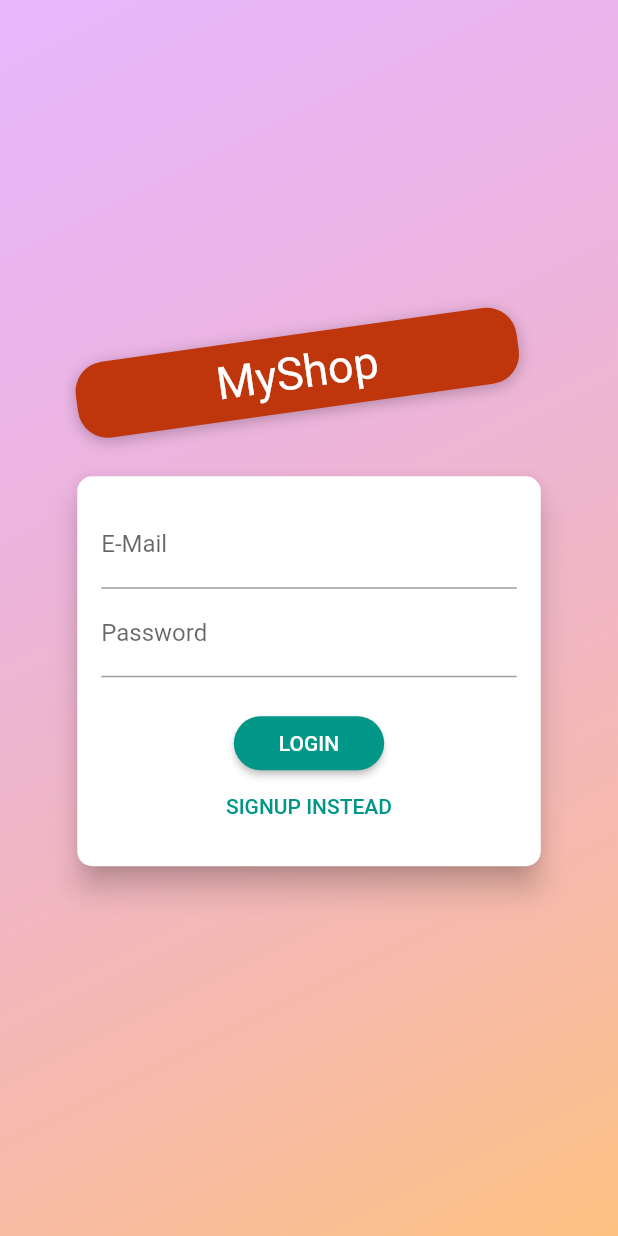
After one commit to alejoperez/flutter-example, a Flutter app: the screen it shows after launch, on a phone screen of 412 x 824 dp. The commit adds this screen. Run offline on Flutter 3.47's test engine with Material 2 defaults, Android fonts, the phone set to English and light mode, and no system bars; our stand-ins replace shared_preferences.

Commit message:
Authentication http

```diff
--- a/lib/app/shop_app.dart
+++ b/lib/app/shop_app.dart
@@ -1,10 +1,13 @@
 import 'package:flutter/material.dart';
+import 'package:flutterexample/providers/auth_provider.dart';
 import 'package:flutterexample/providers/orders_provider.dart';
 import 'package:flutterexample/providers/shopping_cart_provider.dart';
+import 'package:flutterexample/shop/screens/auth_screen.dart';
 import 'package:flutterexample/shop/screens/cart_screen.dart';
 import 'package:flutterexample/shop/screens/edit_new_product_screen.dart';
 import 'package:flutterexample/shop/screens/manage_product_screen.dart';
 import 'package:flutterexample/shop/screens/orders_screen.dart';
+import 'package:flutterexample/shop/screens/splash_screen.dart';
 import 'package:provider/provider.dart';
 import 'package:flutterexample/shop/screens/product_detail_screen.dart';
 import 'package:flutterexample/shop/screens/products_overview_screen.dart';
@@ -15,12 +18,23 @@ class ShopApp extends StatelessWidget {
   Widget build(BuildContext context) {
     return MultiProvider(
       providers: [
-        ChangeNotifierProvider(create: (_) => ProductListProvider()),
+        ChangeNotifierProvider(create: (_) => AuthProvider()),
+        ChangeNotifierProxyProvider<AuthProvider, ProductListProvider>(
+          create: (_) => ProductListProvider("","",[]),
+          update: (ctx, authProvider, previousProductListProvider) => ProductListProvider(authProvider.token,authProvider.userId, previousProductListProvider.products),
+        ),
         ChangeNotifierProvider(create: (_) => ShoppingCartProvider()),
-        ChangeNotifierProvider(create: (_) => OrdersProvider()),
+        ChangeNotifierProxyProvider<AuthProvider, OrdersProvider>(
+          create: (_) => OrdersProvider("","",[]),
+          update: (ctx, authProvider, previousOrdersProvider) => OrdersProvider(authProvider.token, authProvider.userId, previousOrdersProvider.orders),
+        ),
       ],
-      child: MaterialApp(
-        home: ProductsOverviewScreen(),
+      child: Consumer<AuthProvider>(
+          builder: (ctx, authProvider, _) => MaterialApp(
+                home: authProvider.isAuthenticated ? ProductsOverviewScreen() : FutureBuilder(
+                  future: authProvider.tryAutoLogin(),
+                  builder: (ctx, authSnapshot) => authSnapshot.connectionState == ConnectionState.waiting ? SplashScreen() : AuthScreen(),
+                ),
                 routes: {
                   ProductDetailScreen.ROUTE_NAME: (_) => ProductDetailScreen(),
                   CartScreen.ROUTE_NAME: (_) => CartScreen(),
@@ -28,8 +42,8 @@ class ShopApp extends StatelessWidget {
                   ManageProductScreen.ROUTE_NAME: (_) => ManageProductScreen(),
                   EditProductScreen.ROUTE_NAME: (_) => EditProductScreen(),
                 },
-        theme: ThemeData(primarySwatch: Colors.teal, accentColor: Colors.amber),
-      ),
+                theme: ThemeData(primarySwatch: Colors.teal, accentColor: Colors.amber)
+          )),
     );
   }
 }
--- /dev/null
+++ b/lib/providers/auth_provider.dart
@@ -0,0 +1,118 @@
+import 'package:flutter/widgets.dart';
+import 'package:flutterexample/domain/http_exception.dart';
+import 'package:http/http.dart' as http;
+import 'dart:convert';
+import 'dart:async';
+import 'package:shared_preferences/shared_preferences.dart';
+
+class AuthProvider with ChangeNotifier {
+  static const String API_KEY = "AIzaSyBMnzfH_LbjlNlOp7irGlCmvbWErxPxZPw";
+  static const String AUTH_KEY = "auth";
+  String _token;
+  DateTime _expiryDate;
+  String _userId;
+  Timer _authTimer;
+
+  bool get isAuthenticated {
+    return token != null;
+  }
+
+  String get token {
+    if(_token != null && _expiryDate != null && _expiryDate.isAfter(DateTime.now())) {
+      return _token;
+    }
+    return null;
+  }
+
+  String get userId {
+    return _userId;
+  }
+
+  Future<void> _authenticate(String email, String password, String url) async {
+    try {
+      final response = await http.post(url,
+          body: json.encode({
+            "email": email,
+            "password": password,
+            "returnSecureToken": true
+          }));
+
+      final responseData = json.decode(response.body);
+      if(responseData["error"] != null) {
+        throw HttpException("${responseData["error"]["message"]}");
+      } else {
+        _token = responseData["idToken"];
+        _userId = responseData["localId"];
+        _expiryDate = DateTime.now().add(Duration(seconds: int.tryParse(responseData["expiresIn"])));
+        _autoLogout();
+        notifyListeners();
+
+        final prefs = await SharedPreferences.getInstance();
+        prefs.setString(AUTH_KEY, json.encode({
+          "token": _token,
+          "userId": _userId,
+          "expiryDate": _expiryDate.toIso8601String(),
+
+        }));
+
+      }
+    } catch (error) {
+      throw error;
+    }
+  }
+
+  Future<bool> tryAutoLogin() async {
+
+    final prefs = await SharedPreferences.getInstance();
+    if(!prefs.containsKey(AUTH_KEY)) {
+      return false;
+    }
+
+    final Map<String, Object> authData = json.decode(prefs.get(AUTH_KEY));
+    final expiryDate = DateTime.parse(authData["expiryDate"]);
+    if(expiryDate.isBefore(DateTime.now())) {
+      return false;
+    }
+
+    _token = authData["token"];
+    _userId = authData["userId"];
+    _expiryDate = expiryDate;
+    notifyListeners();
+    _autoLogout();
+    return true;
+  }
+
+  Future<void> signUp(String email, String password) async {
+    final url =
+        "https://identitytoolkit.googleapis.com/v1/accounts:signUp?key=$API_KEY";
+    return _authenticate(email, password, url);
+  }
+
+  Future<void> logIn(String email, String password) async {
+    final url =
+        "https://identitytoolkit.googleapis.com/v1/accounts:signInWithPassword?key=$API_KEY";
+    return _authenticate(email, password, url);
+  }
+
+  Future<void> logOut() async {
+    _token = null;
+    _userId = null;
+    _expiryDate = null;
+    if(_authTimer != null) {
+      _authTimer.cancel();
+      _authTimer = null;
+    }
+    notifyListeners();
+    final prefs = await SharedPreferences.getInstance();
+    prefs.clear();
+  }
+
+  void _autoLogout() {
+    if(_authTimer != null) {
+      _authTimer.cancel();
+    }
+    final timeToExpiryInSeconds = _expiryDate.difference(DateTime.now()).inSeconds;
+    _authTimer = Timer(Duration(seconds: timeToExpiryInSeconds), logOut);
+  }
+
+}
--- a/lib/providers/orders_provider.dart
+++ b/lib/providers/orders_provider.dart
@@ -18,13 +18,17 @@ class Order {
 
 class OrdersProvider with ChangeNotifier {
   List<Order> _orders = [];
+  final String authToken;
+  final String userId;
+
+  OrdersProvider(this.authToken, this.userId, this._orders);
 
   List<Order> get orders {
     return [..._orders];
   }
 
   Future<void> fetchOrders() async {
-    final url = "https://test-pn-4be48.firebaseio.com/orders.json";
+    final url = "https://test-pn-4be48.firebaseio.com/orders/$userId.json?auth=$authToken";
     final response = await http.get(url);
     final data = json.decode(response.body) as Map<String, dynamic>;
 
@@ -50,7 +54,7 @@ class OrdersProvider with ChangeNotifier {
 
   Future<void> addOrder(List<CartItem> shoppingCart, double total) async {
     final timeStamp = DateTime.now();
-    final url = "https://test-pn-4be48.firebaseio.com/orders.json";
+    final url = "https://test-pn-4be48.firebaseio.com/orders/$userId.json?auth=$authToken";
     final response = await http.post(url,
         body: json.encode({
           "amount": total,
--- a/lib/providers/product_provider.dart
+++ b/lib/providers/product_provider.dart
@@ -24,13 +24,13 @@ class Product with ChangeNotifier {
     notifyListeners();
   }
 
-  Future<void> toggleFavorite() async {
+  Future<void> toggleFavorite(String authToken, String userId) async {
     final oldStatus = isFavorite;
     setFavoriteValue(!isFavorite);
 
     try {
-      final url = "https://test-pn-4be48.firebaseio.com/products/$id.json";
-      final response = await http.patch(url, body: json.encode({ "isFavorite": isFavorite }));
+      final url = "https://test-pn-4be48.firebaseio.com/userFavorites/$userId/$id.json?auth=$authToken";
+      final response = await http.put(url, body: json.encode(isFavorite));
 
       if(response.statusCode >= 400) {
         setFavoriteValue(oldStatus);
--- /dev/null
+++ b/lib/shop/screens/auth_screen.dart
@@ -0,0 +1,266 @@
+import 'dart:math';
+import 'package:flutterexample/domain/http_exception.dart';
+import 'package:flutter/material.dart';
+import 'package:flutterexample/providers/auth_provider.dart';
+import 'package:flutterexample/shop/screens/products_overview_screen.dart';
+import 'package:provider/provider.dart';
+
+enum AuthMode { Signup, Login }
+
+class AuthScreen extends StatelessWidget {
+  static const routeName = '/auth';
+
+  @override
+  Widget build(BuildContext context) {
+    final deviceSize = MediaQuery.of(context).size;
+    // final transformConfig = Matrix4.rotationZ(-8 * pi / 180);
+    // transformConfig.translate(-10.0);
+    return Scaffold(
+      // resizeToAvoidBottomInset: false,
+      body: Stack(
+        children: <Widget>[
+          Container(
+            decoration: BoxDecoration(
+              gradient: LinearGradient(
+                colors: [
+                  Color.fromRGBO(215, 117, 255, 1).withOpacity(0.5),
+                  Color.fromRGBO(255, 188, 117, 1).withOpacity(0.9),
+                ],
+                begin: Alignment.topLeft,
+                end: Alignment.bottomRight,
+                stops: [0, 1],
+              ),
+            ),
+          ),
+          SingleChildScrollView(
+            child: Container(
+              height: deviceSize.height,
+              width: deviceSize.width,
+              child: Column(
+                mainAxisAlignment: MainAxisAlignment.center,
+                crossAxisAlignment: CrossAxisAlignment.center,
+                children: <Widget>[
+                  Flexible(
+                    child: Container(
+                      margin: EdgeInsets.only(bottom: 20.0),
+                      padding:
+                          EdgeInsets.symmetric(vertical: 8.0, horizontal: 94.0),
+                      transform: Matrix4.rotationZ(-8 * pi / 180)
+                        ..translate(-10.0),
+                      // ..translate(-10.0),
+                      decoration: BoxDecoration(
+                        borderRadius: BorderRadius.circular(20),
+                        color: Colors.deepOrange.shade900,
+                        boxShadow: [
+                          BoxShadow(
+                            blurRadius: 8,
+                            color: Colors.black26,
+                            offset: Offset(0, 2),
+                          )
+                        ],
+                      ),
+                      child: Text(
+                        'MyShop',
+                        style: TextStyle(
+                          color: Colors.white,
+                          fontSize: 30,
+                          fontWeight: FontWeight.normal,
+                        ),
+                      ),
+                    ),
+                  ),
+                  Flexible(
+                    flex: deviceSize.width > 600 ? 2 : 1,
+                    child: AuthCard(),
+                  ),
+                ],
+              ),
+            ),
+          ),
+        ],
+      ),
+    );
+  }
+}
+
+class AuthCard extends StatefulWidget {
+  const AuthCard({
+    Key key,
+  }) : super(key: key);
+
+  @override
+  _AuthCardState createState() => _AuthCardState();
+}
+
+class _AuthCardState extends State<AuthCard> {
+  final GlobalKey<FormState> _formKey = GlobalKey();
+  AuthMode _authMode = AuthMode.Login;
+  Map<String, String> _authData = {
+    'email': '',
+    'password': '',
+  };
+  var _isLoading = false;
+  final _passwordController = TextEditingController();
+
+  void _showErrorDialog(String message) {
+    showDialog(
+        context: context,
+        builder: (ctx) => AlertDialog(
+              title: Text("An error ocurred"),
+              content: Text(message),
+              actions: [
+                FlatButton(child: Text("Ok"),onPressed: () {
+                  Navigator.of(context).pop();
+                },)
+              ]
+            ));
+  }
+
+  void _submit() async {
+    if (!_formKey.currentState.validate()) {
+      // Invalid!
+      return;
+    }
+    _formKey.currentState.save();
+    setState(() {
+      _isLoading = true;
+    });
+
+    try {
+      if (_authMode == AuthMode.Login) {
+        // Log user in
+        await Provider.of<AuthProvider>(context, listen: false)
+            .logIn(_authData["email"], _authData["password"]);
+      } else {
+        // Sign user up
+        await Provider.of<AuthProvider>(context, listen: false)
+            .signUp(_authData["email"], _authData["password"]);
+      }
+
+    } on HttpException catch (error) {
+      var errorMessage = "Authentication failed.";
+      if (error.toString().contains("EMAIL_EXISTS")) {
+        errorMessage = "Email address already in use.";
+      } else if (error.toString().contains("INVALID_EMAIL")) {
+        errorMessage = "This is not a valid email address.";
+      } else if (error.toString().contains("WEAK_PASSWORD")) {
+        errorMessage = "The password is too weak.";
+      } else if (error.toString().contains("EMAIL_NOT_FOUND")) {
+        errorMessage = "Could not find a user with that email.";
+      } else if (error.toString().contains("INVALID_PASSWORD")) {
+        errorMessage = "Invalid password.";
+      }
+      _showErrorDialog(errorMessage);
+    } catch (error) {
+      const errorMessage = "Could not authenticate you. Please try again.";
+      _showErrorDialog(errorMessage);
+    }
+
+    setState(() {
+      _isLoading = false;
+    });
+  }
+
+  void _switchAuthMode() {
+    if (_authMode == AuthMode.Login) {
+      setState(() {
+        _authMode = AuthMode.Signup;
+      });
+    } else {
+      setState(() {
+        _authMode = AuthMode.Login;
+      });
+    }
+  }
+
+  @override
+  Widget build(BuildContext context) {
+    final deviceSize = MediaQuery.of(context).size;
+    return Card(
+      shape: RoundedRectangleBorder(
+        borderRadius: BorderRadius.circular(10.0),
+      ),
+      elevation: 8.0,
+      child: Container(
+        height: _authMode == AuthMode.Signup ? 320 : 260,
+        constraints:
+            BoxConstraints(minHeight: _authMode == AuthMode.Signup ? 320 : 260),
+        width: deviceSize.width * 0.75,
+        padding: EdgeInsets.all(16.0),
+        child: Form(
+          key: _formKey,
+          child: SingleChildScrollView(
+            child: Column(
+              children: <Widget>[
+                TextFormField(
+                  decoration: InputDecoration(labelText: 'E-Mail'),
+                  keyboardType: TextInputType.emailAddress,
+                  validator: (value) {
+                    if (value.isEmpty || !value.contains('@')) {
+                      return 'Invalid email!';
+                    }
+                  },
+                  onSaved: (value) {
+                    _authData['email'] = value;
+                  },
+                ),
+                TextFormField(
+                  decoration: InputDecoration(labelText: 'Password'),
+                  obscureText: true,
+                  controller: _passwordController,
+                  validator: (value) {
+                    if (value.isEmpty || value.length < 5) {
+                      return 'Password is too short!';
+                    }
+                  },
+                  onSaved: (value) {
+                    _authData['password'] = value;
+                  },
+                ),
+                if (_authMode == AuthMode.Signup)
+                  TextFormField(
+                    enabled: _authMode == AuthMode.Signup,
+                    decoration: InputDecoration(labelText: 'Confirm Password'),
+                    obscureText: true,
+                    validator: _authMode == AuthMode.Signup
+                        ? (value) {
+                            if (value != _passwordController.text) {
+                              return 'Passwords do not match!';
+                            }
+                          }
+                        : null,
+                  ),
+                SizedBox(
+                  height: 20,
+                ),
+                if (_isLoading)
+                  CircularProgressIndicator()
+                else
+                  RaisedButton(
+                    child:
+                        Text(_authMode == AuthMode.Login ? 'LOGIN' : 'SIGN UP'),
+                    onPressed: _submit,
+                    shape: RoundedRectangleBorder(
+                      borderRadius: BorderRadius.circular(30),
+                    ),
+                    padding:
+                        EdgeInsets.symmetric(horizontal: 30.0, vertical: 8.0),
+                    color: Theme.of(context).primaryColor,
+                    textColor: Theme.of(context).primaryTextTheme.button.color,
+                  ),
+                FlatButton(
+                  child: Text(
+                      '${_authMode == AuthMode.Login ? 'SIGNUP' : 'LOGIN'} INSTEAD'),
+                  onPressed: _switchAuthMode,
+                  padding: EdgeInsets.symmetric(horizontal: 30.0, vertical: 4),
+                  materialTapTargetSize: MaterialTapTargetSize.shrinkWrap,
+                  textColor: Theme.of(context).primaryColor,
+                ),
+              ],
+            ),
+          ),
+        ),
+      ),
+    );
+  }
+}
--- a/lib/shop/screens/products_overview_screen.dart
+++ b/lib/shop/screens/products_overview_screen.dart
@@ -10,6 +10,7 @@ import 'package:flutterexample/shop/widgets/products_grid_view.dart';
 enum FilterOptions { Favorites, All }
 
 class ProductsOverviewScreen extends StatefulWidget {
+  static const ROUTE_NAME = "/products-overview";
   @override
   _ProductsOverviewScreenState createState() => _ProductsOverviewScreenState();
 }
--- a/pubspec.yaml
+++ b/pubspec.yaml
@@ -31,6 +31,7 @@ dev_dependencies:
   intl: ^0.16.1
   provider: ^4.0.5+1
   http: ^0.12.1
+  shared_preferences: ^0.5.7+2
 
 
 # For information on the generic Dart part of this file, see the
```
Also changed, not shown: lib/providers/product_list_provider.dart (+20 -8 lines), lib/shop/screens/manage_product_screen.dart (+16 -6 lines), lib/shop/screens/splash_screen.dart (added, +12 -0 lines), lib/shop/widgets/product_item_view.dart (+4 -3 lines), lib/shop/widgets/shop_drawer.dart (+12 -0 lines), pubspec.lock. Lines whose indentation alone changed are shown as unchanged.
